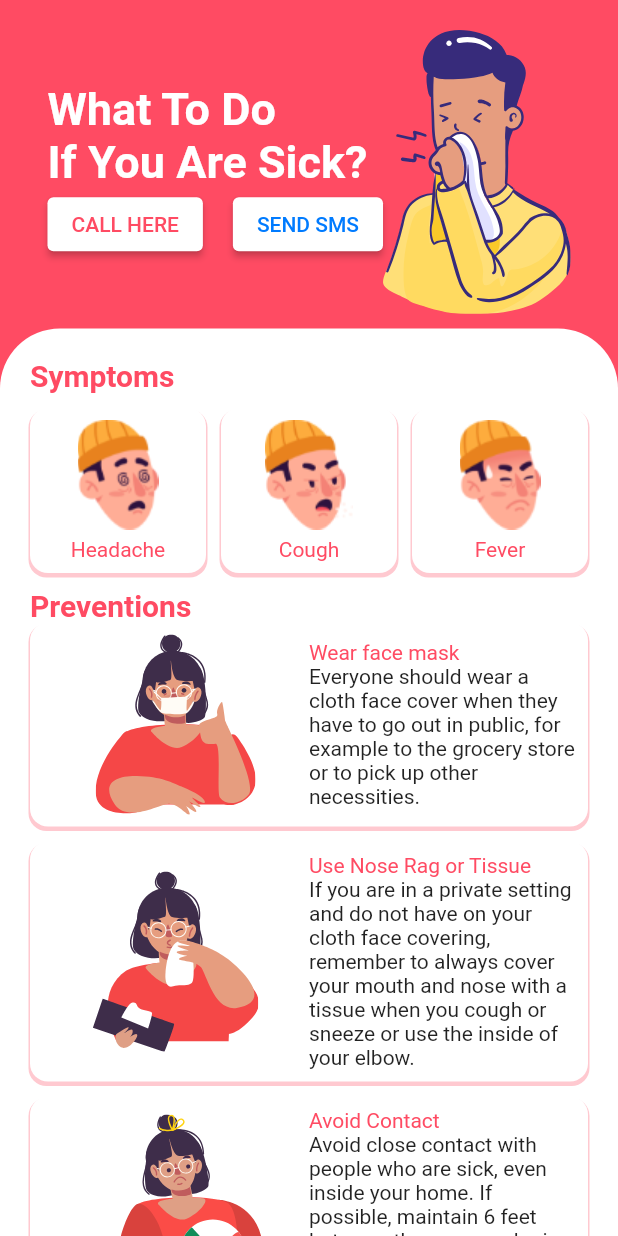
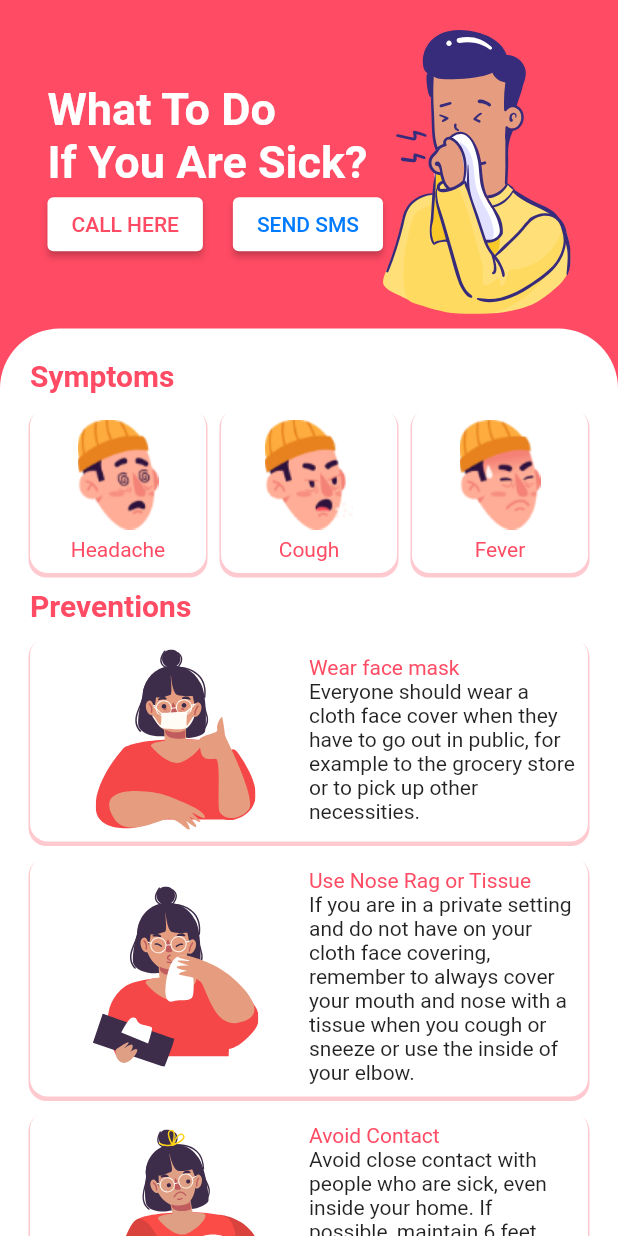
Before and after one commit to huaviet99/Distance-Guard-Flutter, a Flutter app: the InformationPage screen opened directly, on a phone screen of 412 x 824 dp. Run offline on Flutter 3.47's test engine with Material 2 defaults, Android fonts, the phone set to English and light mode, and no system bars; our stand-ins replace equatable, flutter_bloc, flutter_svg; network calls fail.

Commit message:
fix information UI

```diff
--- a/lib/pages/information_page.dart
+++ b/lib/pages/information_page.dart
@@ -20,13 +20,11 @@ class _InformationPageState extends State<InformationPage> {
             return false;
           },
           child: SingleChildScrollView(
-            child: Container(
             child: Column(
               children: [
                 _buildInformationHeader(),
                 _buildInformationContent(),
               ],
-              ),
             ),
           ),
         ),
@@ -92,8 +90,8 @@ class _InformationPageState extends State<InformationPage> {
   }
 
   Widget _buildInformationContent() {
-    return IntrinsicHeight(
-      child: Container(
+    return Container(
+      width: double.infinity,
       margin: EdgeInsets.only(top: 10.0),
       decoration: BoxDecoration(
         borderRadius: BorderRadius.only(
@@ -134,8 +132,8 @@ class _InformationPageState extends State<InformationPage> {
               color: Color(0xFFFF4B63),
             ),
           ),
-            Expanded(
-              child: Column(
+          SizedBox(height: 10.0),
+          Column(
             children: [
               PreventionCard(
                 'Wear face mask',
@@ -163,23 +161,7 @@ class _InformationPageState extends State<InformationPage> {
               SizedBox(height: 10.0),
             ],
           ),
-            ),
         ],
-        ),
-      ),
-    );
-  }
-
-  Widget _buildInformationBackground(Size screenSize) {
-    return Container(
-      height: screenSize.height,
-      margin: EdgeInsets.only(top: screenSize.height * 0.25),
-      decoration: BoxDecoration(
-        borderRadius: BorderRadius.only(
-          topLeft: Radius.circular(40.0),
-          topRight: Radius.circular(40.0),
-        ),
-        color: Colors.white,
       ),
     );
   }
```
Lines whose indentation alone changed are shown as unchanged.
